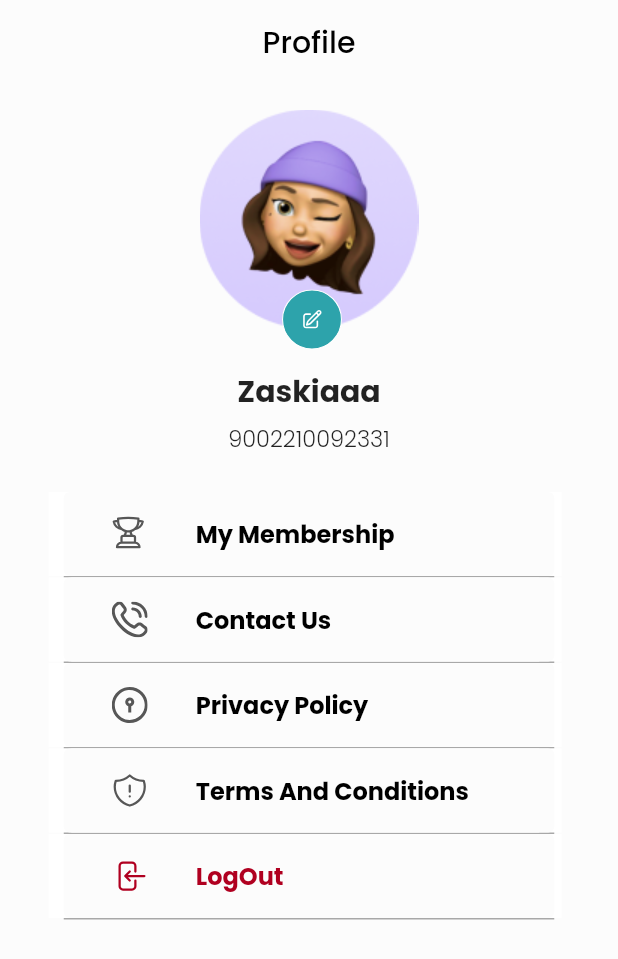
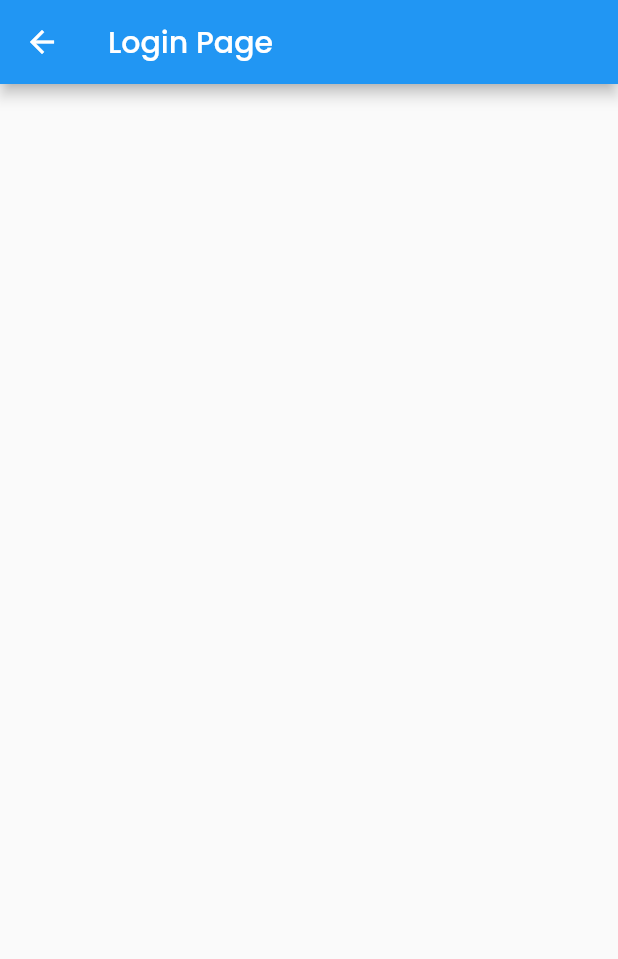
Before and after one commit to Capstone-Project-Kelompok-6/Flutter, a Flutter app: the ProfileScreen screen opened directly, after a tap on "LogOut", on a phone screen of 412 x 824 dp. Shown: the top 959 px of the screen. Run offline on Flutter 3.47's test engine with Material 2 defaults, Android fonts, the phone set to English and light mode, and no system bars; our stand-ins replace flutter_svg, google_fonts.

Commit message:
merge with featureLogin

```diff
--- a/flutter_capstone_6/lib/main.dart
+++ b/flutter_capstone_6/lib/main.dart
@@ -20,7 +20,7 @@ class MyApp extends StatelessWidget {
       theme: ThemeData(
         textTheme: GoogleFonts.poppinsTextTheme(textTheme),
       ),
-      home: SplashScreen(),
+      home: const SplashScreen(),
     );
   }
 }
--- /dev/null
+++ b/flutter_capstone_6/lib/screen/login/login_screen.dart
@@ -0,0 +1,19 @@
+import 'package:flutter/material.dart';
+import 'package:flutter/src/widgets/container.dart';
+import 'package:flutter/src/widgets/framework.dart';
+
+class LoginScreen extends StatefulWidget {
+  const LoginScreen({super.key});
+
+  @override
+  State<LoginScreen> createState() => _LoginScreenState();
+}
+
+class _LoginScreenState extends State<LoginScreen> {
+  @override
+  Widget build(BuildContext context) {
+    return Scaffold(
+      appBar: AppBar(title: Text('Login Page')),
+    );
+  }
+}
--- a/flutter_capstone_6/lib/screen/home_screen.dart
+++ b/flutter_capstone_6/lib/screen/main/home/home_screen.dart
@@ -2,7 +2,7 @@ import 'package:flutter/material.dart';
 import 'package:flutter_capstone_6/component/colors.dart';
 import 'package:flutter_svg/flutter_svg.dart';
 
-import '../widget/appbar_home.dart';
+import '../../../widget/appbar_home.dart';
 
 class HomeScreen extends StatefulWidget {
   const HomeScreen({super.key});
--- a/flutter_capstone_6/lib/screen/profile_screen.dart
+++ b/flutter_capstone_6/lib/screen/main/profile/profile_screen.dart
@@ -1,5 +1,6 @@
 import 'package:flutter/material.dart';
 import 'package:flutter_capstone_6/component/colors.dart';
+import 'package:flutter_capstone_6/screen/login/login_screen.dart';
 import 'package:flutter_svg/flutter_svg.dart';
 import 'package:google_fonts/google_fonts.dart';
 
@@ -33,7 +34,7 @@ class ProfileScreen extends StatelessWidget {
               SizedBox(
                 height: 24,
               ),
-              buttonSection(),
+              buttonSection(context),
             ]),
           ),
         ),
@@ -85,10 +86,10 @@ class ProfileScreen extends StatelessWidget {
     );
   }
 
-  Widget buttonSection() {
+  Widget buttonSection(BuildContext context) {
     return Column(children: [
       SizedBox(
-          width: 327,
+          width: double.infinity,
           height: 56,
           child: Container(
             decoration: BoxDecoration(boxShadow: [
@@ -100,8 +101,7 @@ class ProfileScreen extends StatelessWidget {
               BoxShadow(color: white, offset: Offset(5, 0))
             ]),
             child: ElevatedButton(
-                style: ElevatedButton.styleFrom(
-                    backgroundColor: whiteBg, elevation: 0),
+                style: ElevatedButton.styleFrom(primary: whiteBg, elevation: 0),
                 onPressed: () {},
                 child: ListTile(
                   textColor: Colors.black,
@@ -115,7 +115,38 @@ class ProfileScreen extends StatelessWidget {
       Padding(
         padding: const EdgeInsets.only(top: 1),
         child: SizedBox(
-            width: 327,
+            width: double.infinity,
+            height: 56,
+            child: Container(
+              decoration: BoxDecoration(boxShadow: [
+                BoxShadow(
+                  color: n40,
+                  offset: Offset(0, 1),
+                ),
+                BoxShadow(color: white, offset: Offset(-10, 0)),
+                BoxShadow(color: white, offset: Offset(5, 0))
+              ]),
+              child: SizedBox(
+                child: ElevatedButton(
+                    style: ElevatedButton.styleFrom(
+                        primary: whiteBg, elevation: 0),
+                    onPressed: () {},
+                    child: ListTile(
+                      textColor: Colors.black,
+                      leading: SvgPicture.asset('assets/phone.svg'),
+                      title: Text(
+                        'Contact Us',
+                        style: TextStyle(
+                            fontSize: 16, fontWeight: FontWeight.bold),
+                      ),
+                    )),
+              ),
+            )),
+      ),
+      Padding(
+        padding: const EdgeInsets.only(top: 1),
+        child: SizedBox(
+            width: double.infinity,
             height: 56,
             child: Container(
               decoration: BoxDecoration(boxShadow: [
@@ -127,37 +158,8 @@ class ProfileScreen extends StatelessWidget {
                 BoxShadow(color: white, offset: Offset(5, 0))
               ]),
               child: ElevatedButton(
-                  style: ElevatedButton.styleFrom(
-                      backgroundColor: whiteBg, elevation: 0),
-                  onPressed: () {},
-                  child: ListTile(
-                    textColor: Colors.black,
-                    leading: SvgPicture.asset('assets/phone.svg'),
-                    title: Text(
-                      'Contact Us',
                   style:
-                          TextStyle(fontSize: 16, fontWeight: FontWeight.bold),
-                    ),
-                  )),
-            )),
-      ),
-      Padding(
-        padding: const EdgeInsets.only(top: 1),
-        child: SizedBox(
-            width: 327,
-            height: 56,
-            child: Container(
-              decoration: BoxDecoration(boxShadow: [
-                BoxShadow(
-                  color: n40,
-                  offset: Offset(0, 1),
-                ),
-                BoxShadow(color: white, offset: Offset(-10, 0)),
-                BoxShadow(color: white, offset: Offset(5, 0))
-              ]),
-              child: ElevatedButton(
-                  style: ElevatedButton.styleFrom(
-                      backgroundColor: whiteBg, elevation: 0),
+                      ElevatedButton.styleFrom(primary: whiteBg, elevation: 0),
                   onPressed: () {},
                   child: ListTile(
                     textColor: Colors.black,
@@ -173,7 +175,7 @@ class ProfileScreen extends StatelessWidget {
       Padding(
         padding: const EdgeInsets.only(top: 1),
         child: SizedBox(
-            width: 327,
+            width: double.infinity,
             height: 56,
             child: Container(
               decoration: BoxDecoration(boxShadow: [
@@ -185,8 +187,8 @@ class ProfileScreen extends StatelessWidget {
                 BoxShadow(color: white, offset: Offset(5, 0))
               ]),
               child: ElevatedButton(
-                  style: ElevatedButton.styleFrom(
-                      backgroundColor: whiteBg, elevation: 0),
+                  style:
+                      ElevatedButton.styleFrom(primary: whiteBg, elevation: 0),
                   onPressed: () {},
                   child: ListTile(
                     textColor: Colors.black,
@@ -202,33 +204,23 @@ class ProfileScreen extends StatelessWidget {
       Padding(
         padding: const EdgeInsets.only(top: 1),
         child: SizedBox(
-            width: 327,
+            width: double.infinity,
             height: 56,
-            child: Container(
-              decoration: BoxDecoration(boxShadow: [
-                BoxShadow(
-                  color: n40,
-                  offset: Offset(0, 1),
-                ),
-                BoxShadow(color: white, offset: Offset(-10, 0)),
-                BoxShadow(color: white, offset: Offset(5, 0))
-              ]),
             child: ElevatedButton(
-                  style: ElevatedButton.styleFrom(
-                      backgroundColor: whiteBg, elevation: 0),
-                  onPressed: () {},
+                style: ElevatedButton.styleFrom(primary: whiteBg, elevation: 0),
+                onPressed: () {
+                  Navigator.of(context).push(
+                      MaterialPageRoute(builder: ((context) => LoginScreen())));
+                },
                 child: ListTile(
                   textColor: Colors.black,
                   leading: SvgPicture.asset('assets/logout.svg'),
                   title: Text(
                     'LogOut',
                     style: TextStyle(
-                          fontSize: 16,
-                          color: red,
-                          fontWeight: FontWeight.bold),
+                        fontSize: 16, color: red, fontWeight: FontWeight.bold),
                   ),
-                  )),
-            )),
+                ))),
       ),
     ]);
   }
--- a/flutter_capstone_6/lib/screen/summary_screen.dart
+++ b/flutter_capstone_6/lib/screen/main/summary/summary_screen.dart
@@ -59,7 +59,7 @@ class _SummaryScreenState extends State<SummaryScreen> {
       padding: const EdgeInsets.fromLTRB(24, 12, 26, 12),
       child: Center(
         child: Row(
-          mainAxisAlignment: MainAxisAlignment.center,
+          mainAxisAlignment: MainAxisAlignment.spaceBetween,
           children: <Widget>[
             ChoiceChip(
               backgroundColor: whiteBg,
--- a/flutter_capstone_6/lib/screen/splash_screen.dart
+++ b/flutter_capstone_6/lib/screen/splash_screen.dart
@@ -5,7 +5,7 @@ import 'package:flutter/src/widgets/container.dart';
 import 'package:flutter/src/widgets/framework.dart';
 import 'package:flutter/widgets.dart';
 import 'package:flutter_capstone_6/component/colors.dart';
-import 'package:flutter_capstone_6/screen/home_screen.dart';
+import 'package:flutter_capstone_6/screen/main/home/home_screen.dart';
 import 'package:flutter_capstone_6/widget/bottom_navigation.dart';
 import 'package:flutter_svg/flutter_svg.dart';
 
@@ -19,7 +19,6 @@ class SplashScreen extends StatefulWidget {
 class _SplashScreenState extends State<SplashScreen> {
   @override
   void initState() {
-    // TODO: implement initState
     super.initState();
     splashScreenStart();
   }
--- a/flutter_capstone_6/pubspec.yaml
+++ b/flutter_capstone_6/pubspec.yaml
@@ -25,3 +25,4 @@ flutter:
   uses-material-design: true
   assets:
     - assets/
+    - assets/splash/
```
Also changed, not shown: flutter_capstone_6/lib/widget/bottom_navigation.dart (+4 -4 lines), flutter_capstone_6/assets/splash/copyright.svg (added), flutter_capstone_6/assets/splash/stay_healthy.svg (renamed from flutter_capstone_6/assets/stay_healthy.svg), flutter_capstone_6/assets/splash/work_fit.svg (added), flutter_capstone_6/lib/screen/main/explore/explore_screen.dart (renamed from flutter_capstone_6/lib/screen/explore_screen.dart), flutter_capstone_6/pubspec.lock. Lines whose indentation alone changed are shown as unchanged.
